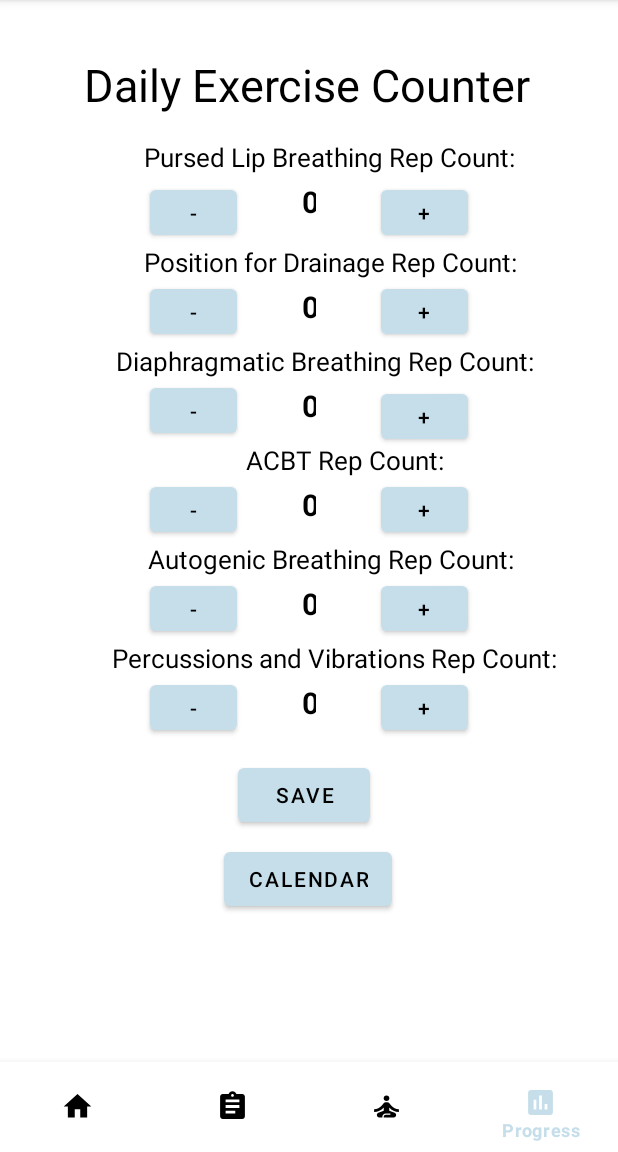
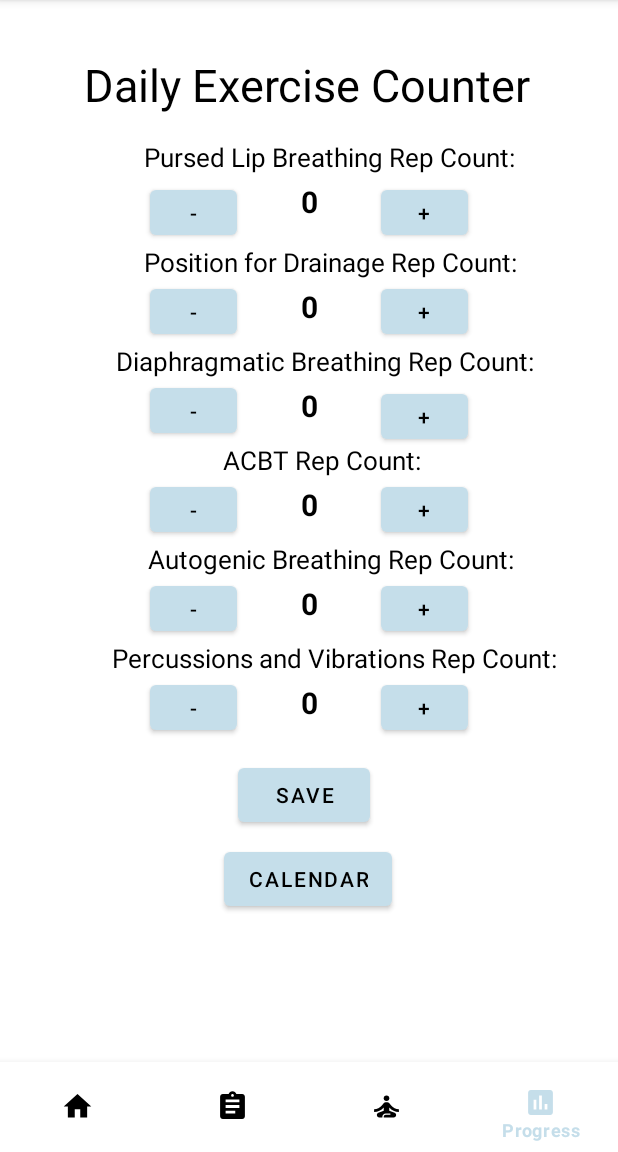
Before and after one commit to yuanc0000/BTHomePage-Android, an Android app: the ProgressActivity screen opened directly, with no data from a screen before it, on a phone screen of 412 x 824 dp, the part 84-1236 px from its top. Run offline under Robolectric (Android 15) with nearby library versions, the phone set to English and light mode, and no system bars; our stand-ins replace Firebase (no records; nobody signed in at launch, a user with empty details on screens opened directly).

Commit message:
fix log progress layout

```diff
--- a/app/src/main/res/layout/activity_drainpos.xml
+++ b/app/src/main/res/layout/activity_drainpos.xml
@@ -40,25 +40,24 @@
 
         <TextView
             android:id="@+id/textView4"
-            android:layout_width="261dp"
-            android:layout_height="116dp"
+            android:layout_width="350dp"
+            android:layout_height="100dp"
             android:layout_marginTop="20dp"
             android:gravity="center"
-            android:text="Postural drainage is about placing your body in different poses or positions to help mucus drain downward out of your lungs. The unique positions encourage different lobes, or sections, of your lung to drain out until you can cough up or spit out the phlegm."
-            android:textColor="#000000" />
+            android:text="Postural drainage means using different poses to help mucus drain downward out of your lungs. The unique positions encourage different lobes of the lung to drain out until you can cough up or spit out the phlegm."            android:textColor="#000000" />
 
         <TextView
             android:id="@+id/textView5"
-            android:layout_width="295dp"
-            android:layout_height="105dp"
+            android:layout_width="320dp"
+            android:layout_height="80dp"
             android:layout_marginTop="20dp"
             android:gravity="center"
-            android:text="It is often much more effective when you use it in combination with chest percussion and vibrations. The gravity along with the percussion and vibrations should effectively move the mucus out of your lungs, into your larger airways, and to your mouth where you can expel the excess sputum."
+            android:text="Combining with chest percussion and vibrations, you can effectively clear mucus from your lungs for easier expulsion."
             android:textColor="#000000" />
 
         <TextView
             android:id="@+id/textView7"
-            android:layout_width="263dp"
+            android:layout_width="320dp"
             android:layout_height="80dp"
             android:layout_marginTop="20dp"
 
@@ -69,7 +68,7 @@
 
         <TextView
             android:id="@+id/textView9"
-            android:layout_width="238dp"
+            android:layout_width="350dp"
             android:layout_height="wrap_content"
             android:layout_marginTop="20dp"
             android:gravity="center"
@@ -80,7 +79,7 @@
         <ImageView
             android:id="@+id/imageView12"
             android:layout_width="match_parent"
-            android:layout_height="296dp"
+            android:layout_height="300dp"
             android:layout_marginTop="20dp"
             app:srcCompat="@drawable/generaldrainimg" />
 
--- a/app/src/main/res/layout/activity_progress.xml
+++ b/app/src/main/res/layout/activity_progress.xml
@@ -75,10 +75,11 @@
         android:layout_width="wrap_content"
         android:layout_height="wrap_content"
         android:text="ACBT Rep Count:"
+        android:textAlignment="center"
         android:textColor="#000000"
         android:textSize="17sp"
         app:layout_constraintEnd_toEndOf="parent"
-        app:layout_constraintHorizontal_bias="0.585"
+        app:layout_constraintHorizontal_bias="0.528"
         app:layout_constraintStart_toStartOf="parent"
         app:layout_constraintTop_toBottomOf="@+id/decrease1" />
 
@@ -111,7 +112,7 @@
         android:layout_width="58dp"
         android:layout_height="42dp"
         android:layout_marginStart="100dp"
-        android:layout_marginLeft="100dp"
+        android:layout_marginLeft="50dp"
         android:onClick="decreaseInteger1"
         android:text="-"
         app:layout_constraintStart_toStartOf="parent"
@@ -122,7 +123,7 @@
         android:layout_width="58dp"
         android:layout_height="42dp"
         android:layout_marginStart="100dp"
-        android:layout_marginLeft="100dp"
+        android:layout_marginLeft="50dp"
         android:layout_marginTop="4dp"
         android:onClick="decreaseInteger"
         android:text="-"
@@ -134,7 +135,7 @@
         android:layout_width="58dp"
         android:layout_height="42dp"
         android:layout_marginStart="100dp"
-        android:layout_marginLeft="100dp"
+        android:layout_marginLeft="50dp"
         android:onClick="decreaseInteger2"
         android:text="-"
         app:layout_constraintStart_toStartOf="parent"
@@ -145,7 +146,7 @@
         android:layout_width="58dp"
         android:layout_height="42dp"
         android:layout_marginStart="100dp"
-        android:layout_marginLeft="100dp"
+        android:layout_marginLeft="50dp"
         android:onClick="decreaseInteger3"
         android:text="-"
         app:layout_constraintStart_toStartOf="parent"
@@ -156,7 +157,7 @@
         android:layout_width="58dp"
         android:layout_height="42dp"
         android:layout_marginStart="100dp"
-        android:layout_marginLeft="100dp"
+        android:layout_marginLeft="50dp"
         android:onClick="decreaseInteger4"
         android:text="-"
         app:layout_constraintStart_toStartOf="parent"
@@ -167,7 +168,7 @@
         android:layout_width="58dp"
         android:layout_height="42dp"
         android:layout_marginStart="100dp"
-        android:layout_marginLeft="104dp"
+        android:layout_marginLeft="50dp"
         android:onClick="decreaseInteger5"
         android:text="-"
         app:layout_constraintStart_toStartOf="parent"
@@ -175,78 +176,84 @@
 
     <TextView
         android:id="@+id/integer_number1"
-        android:layout_width="9dp"
+        android:layout_width="50dp"
         android:layout_height="27dp"
         android:layout_marginTop="4dp"
         android:text="0"
         android:textColor="#000000"
         android:textSize="20sp"
         android:textStyle="bold"
+        android:textAlignment="center"
         app:layout_constraintEnd_toStartOf="@+id/increase1"
         app:layout_constraintStart_toEndOf="@+id/decrease1"
         app:layout_constraintTop_toBottomOf="@+id/textView35" />
 
     <TextView
         android:id="@+id/integer_number3"
-        android:layout_width="9dp"
+        android:layout_width="50dp"
         android:layout_height="27dp"
         android:layout_marginTop="4dp"
         android:text="0"
         android:textColor="#000000"
         android:textSize="20sp"
         android:textStyle="bold"
+        android:textAlignment="center"
         app:layout_constraintEnd_toStartOf="@+id/increase3"
         app:layout_constraintStart_toEndOf="@+id/decrease3"
         app:layout_constraintTop_toBottomOf="@+id/textView36" />
 
     <TextView
         android:id="@+id/integer_number4"
-        android:layout_width="9dp"
+        android:layout_width="50dp"
         android:layout_height="27dp"
         android:layout_marginTop="4dp"
         android:text="0"
         android:textColor="#000000"
         android:textSize="20sp"
         android:textStyle="bold"
+        android:textAlignment="center"
         app:layout_constraintEnd_toStartOf="@+id/increase4"
         app:layout_constraintStart_toEndOf="@+id/decrease4"
         app:layout_constraintTop_toBottomOf="@+id/textView37" />
 
     <TextView
         android:id="@+id/integer_number5"
-        android:layout_width="9dp"
+        android:layout_width="50dp"
         android:layout_height="27dp"
         android:layout_marginTop="4dp"
         android:text="0"
         android:textColor="#000000"
         android:textSize="20sp"
         android:textStyle="bold"
+        android:textAlignment="center"
         app:layout_constraintEnd_toStartOf="@+id/increase5"
         app:layout_constraintStart_toEndOf="@+id/decrease5"
         app:layout_constraintTop_toBottomOf="@+id/textView38" />
 
     <TextView
         android:id="@+id/integer_number2"
-        android:layout_width="9dp"
+        android:layout_width="50dp"
         android:layout_height="27dp"
         android:layout_marginTop="4dp"
         android:text="0"
         android:textColor="#000000"
         android:textSize="20sp"
         android:textStyle="bold"
+        android:textAlignment="center"
         app:layout_constraintEnd_toStartOf="@+id/increase2"
         app:layout_constraintStart_toEndOf="@+id/decrease2"
         app:layout_constraintTop_toBottomOf="@+id/textView34" />
 
     <TextView
         android:id="@+id/integer_number"
-        android:layout_width="9dp"
+        android:layout_width="50dp"
         android:layout_height="27dp"
         android:layout_marginTop="4dp"
         android:text="0"
         android:textColor="#000000"
         android:textSize="20sp"
         android:textStyle="bold"
+        android:textAlignment="center"
         app:layout_constraintEnd_toStartOf="@+id/increase"
         app:layout_constraintStart_toEndOf="@+id/decrease"
         app:layout_constraintTop_toBottomOf="@+id/textView1" />
@@ -257,7 +264,7 @@
         android:layout_height="42dp"
         android:layout_marginTop="4dp"
         android:layout_marginEnd="100dp"
-        android:layout_marginRight="100dp"
+        android:layout_marginRight="50dp"
         android:onClick="increaseInteger1"
         android:text="+"
         app:layout_constraintEnd_toEndOf="parent"
@@ -269,7 +276,7 @@
         android:layout_height="42dp"
         android:layout_marginTop="4dp"
         android:layout_marginEnd="100dp"
-        android:layout_marginRight="100dp"
+        android:layout_marginRight="50dp"
         android:onClick="increaseInteger"
         android:text="+"
         app:layout_constraintEnd_toEndOf="parent"
@@ -280,7 +287,7 @@
         android:layout_width="58dp"
         android:layout_height="42dp"
         android:layout_marginEnd="100dp"
-        android:layout_marginRight="100dp"
+        android:layout_marginRight="50dp"
         android:onClick="increaseInteger2"
         android:text="+"
         app:layout_constraintEnd_toEndOf="parent"
@@ -291,7 +298,7 @@
         android:layout_width="58dp"
         android:layout_height="42dp"
         android:layout_marginEnd="100dp"
-        android:layout_marginRight="100dp"
+        android:layout_marginRight="50dp"
         android:onClick="increaseInteger3"
         android:text="+"
         app:layout_constraintEnd_toEndOf="parent"
@@ -302,7 +309,7 @@
         android:layout_width="58dp"
         android:layout_height="42dp"
         android:layout_marginEnd="100dp"
-        android:layout_marginRight="100dp"
+        android:layout_marginRight="50dp"
         android:onClick="increaseInteger4"
         android:text="+"
         app:layout_constraintEnd_toEndOf="parent"
@@ -313,7 +320,7 @@
         android:layout_width="58dp"
         android:layout_height="42dp"
         android:layout_marginEnd="100dp"
-        android:layout_marginRight="100dp"
+        android:layout_marginRight="50dp"
         android:onClick="increaseInteger5"
         android:text="+"
         app:layout_constraintEnd_toEndOf="parent"
```
